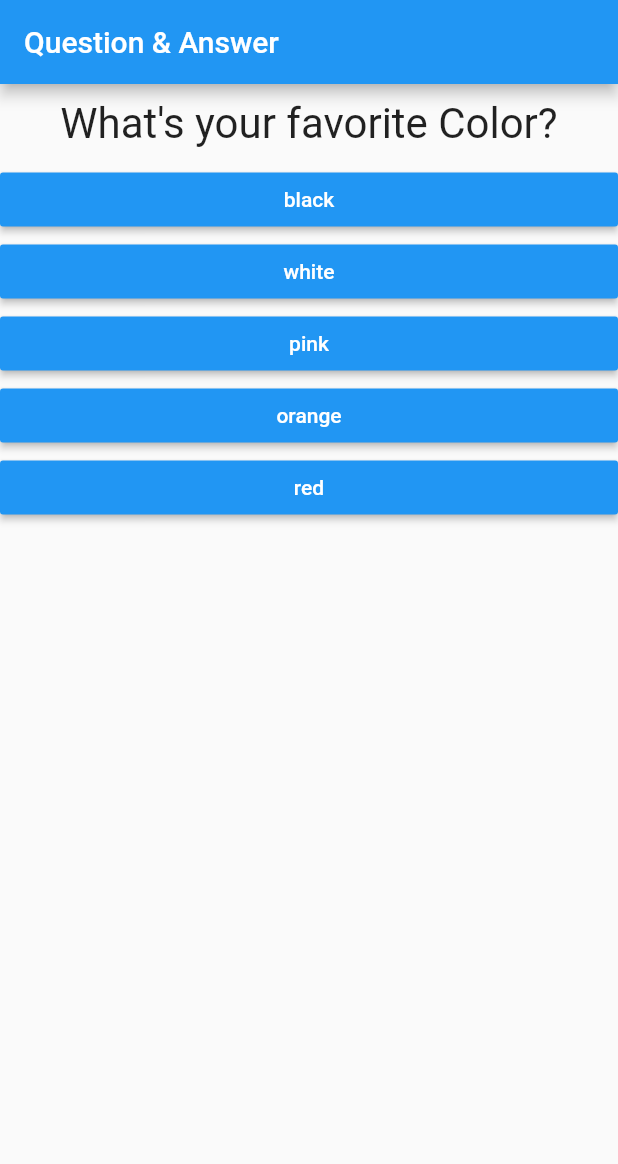
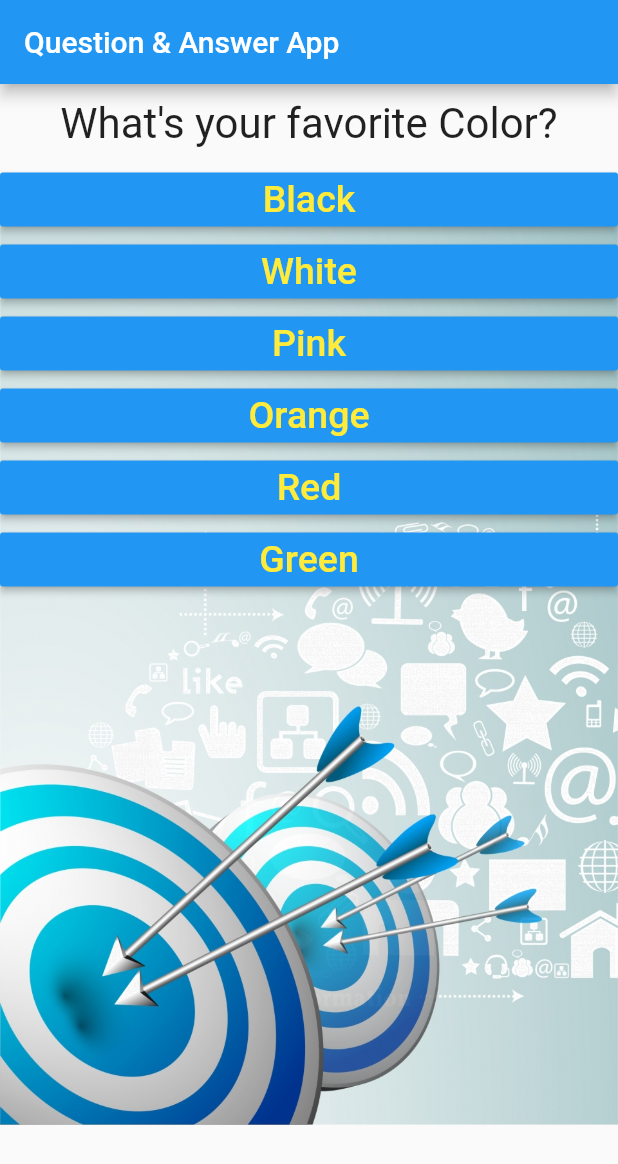
Before and after one commit to AnithaGKrishnegowda/Flutter-Basics-Guide, a Flutter app: the screen it shows after launch, on a phone screen of 412 x 824 dp. Shown: the top 1164 px of the screen. Run offline on Flutter 3.47's test engine with Material 2 defaults, Android fonts, the phone set to English and light mode, and no system bars.

```diff
--- a/lib/answer.dart
+++ b/lib/answer.dart
@@ -13,7 +13,11 @@ class Answer extends StatelessWidget {
       child:  RaisedButton(
         color: Colors.blue,
         textColor: Colors.white,
-                child: Text(answerText),
+                child: Text(answerText,style: new TextStyle(
+      fontSize: 25.0,
+      color: Colors.yellow,
+    ),),
+
                 onPressed: selectHandler,
               ),
 
--- a/lib/main.dart
+++ b/lib/main.dart
@@ -33,7 +33,7 @@ class _MyAppState extends State<MyApp> {
     const questions = const [
       {
         'questionText': 'What\'s your favorite Color?',
-        'answers': ['black', 'white', 'pink', 'orange','red'],
+        'answers': ['Black', 'White', 'Pink', 'Orange','Red','Green'],
       },
       {
         'questionText': 'What\'s your favorite Animal?',
@@ -41,20 +41,41 @@ class _MyAppState extends State<MyApp> {
       },
       {
         'questionText': 'Who is your best Teacher?',
-        'answers': ['DR Suresh', 'Shashikala', 'Basavaraju', 'KN Sir'],
+        'answers': ['DR Suresh sir', 'Shashikala sir', 'Basavaraju sir', 'KN sir','Chamayya sir','Puttaswamy sir','NS Sir'],
       },
       {
-        'questionText': 'Who is your best Friend?',
-        'answers': ['Somashekhar', 'Anu', 'Suchithra', 'all'],
+        'questionText': 'Who is your best Friends?',
+        'answers': ['Somashekhar', 'Anu', 'Suchithra', 'All Others'],
+      },
+      {
+        'questionText': 'What\'s your Strengths',
+        'answers': ['Innovater', 'TeamLeader/TeamPlayer', 'GoalOriented', 'Hardworker','Focused'],
+      },
+      {
+        'questionText': 'What\'s your Weakness',
+        'answers': ['Can\'t say NO to anyone', 'Being too Good'],
       },
     ];
 
     return MaterialApp(
       home: Scaffold(
           appBar: AppBar(
-            title: Text('Question & Answer'),
+            title: Text('Question & Answer App'),
           ),
-          body: Column(
+
+
+body: Stack(
+        children: <Widget>[
+          Center(
+            child: new Image.asset(
+              'assets/images/goal.jpg',
+
+              fit: BoxFit.fill,
+            ),
+          ),
+
+
+           Column(
             children: [
               Question(
                 questions[_questionIndex]['questionText'],
@@ -65,7 +86,11 @@ class _MyAppState extends State<MyApp> {
               }).toList()
 
             ],
-          )),
+          ),
+           ],
+          ),
+
+      ),
     );
   }
 }
--- a/pubspec.yaml
+++ b/pubspec.yaml
@@ -44,6 +44,8 @@ flutter:
   # assets:
   #  - images/a_dot_burr.jpeg
   #  - images/a_dot_ham.jpeg
+  assets:
+  - assets/images/goal.jpg
 
   # An image asset can refer to one or more resolution-specific "variants", see
   # https://flutter.dev/assets-and-images/#resolution-aware.
```
Also changed, not shown: assets/images/abdul_kalam.png (added), assets/images/goal.jpg (added), assets/img/abdul_kalam.png (added).
